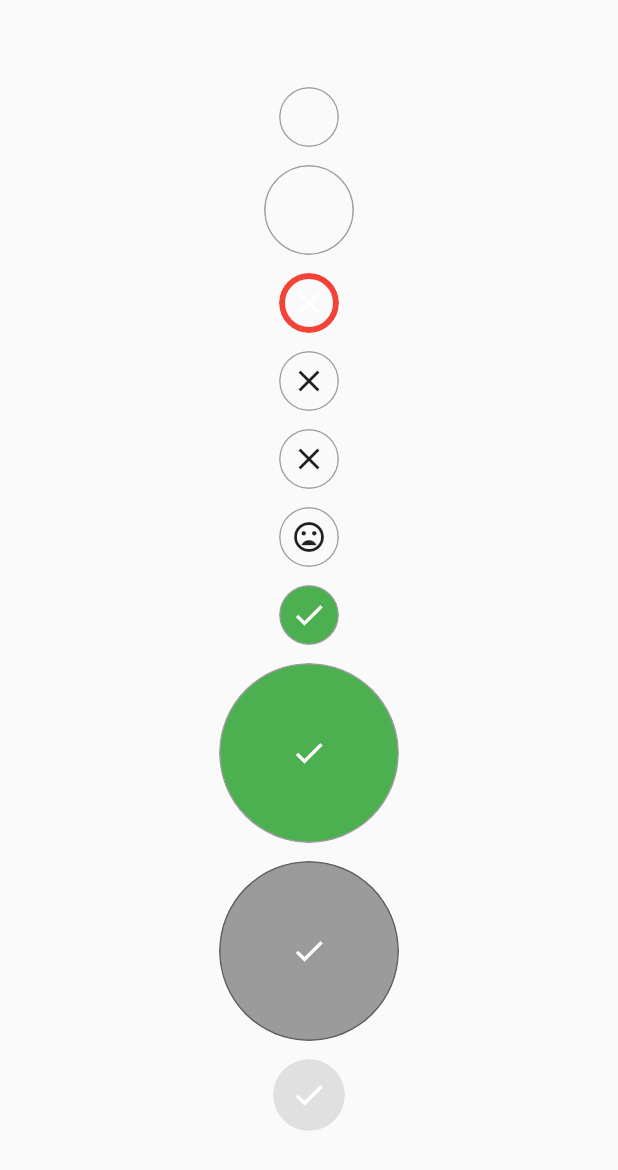
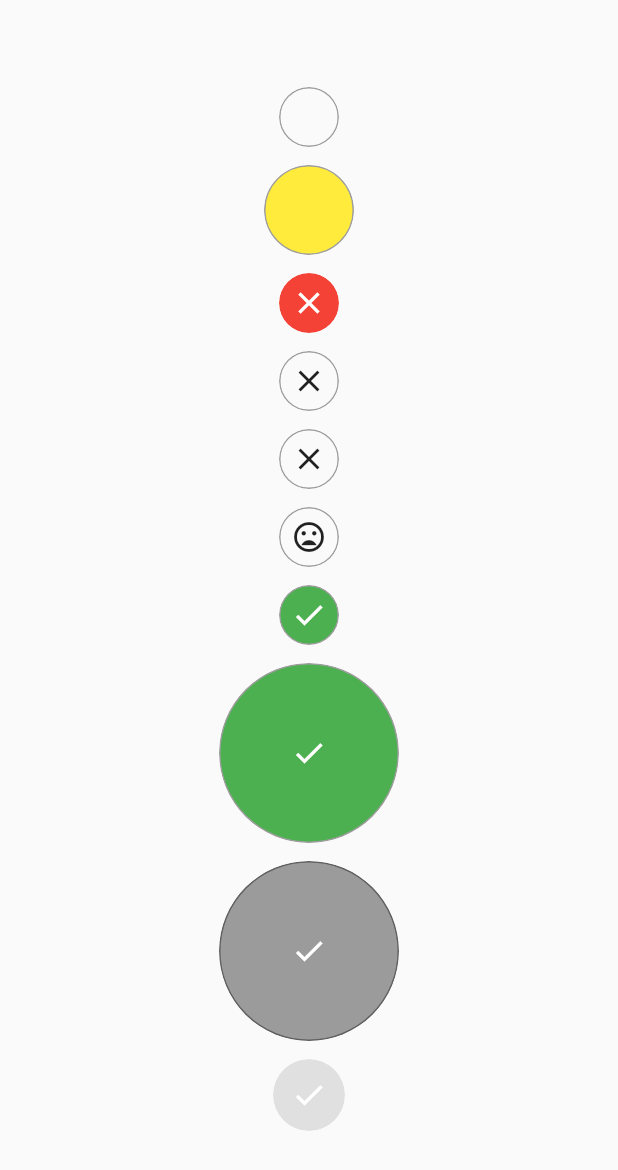
Before and after one commit to rodrigobastosv/round_check_box, a Flutter app: the screen it shows after launch, on a phone screen of 412 x 824 dp. Shown: the top 1170 px of the screen. Run offline on Flutter 3.47's test engine with Material 2 defaults, Android fonts, the phone set to English and light mode, and no system bars.

Commit message:
fixing bug

```diff
--- a/lib/src/round_check_box.dart
+++ b/lib/src/round_check_box.dart
@@ -72,6 +72,7 @@ class _RoundCheckBoxState extends State<RoundCheckBox> {
     animationDuration = widget.animationDuration ?? Duration(milliseconds: 500);
     size = widget.size ?? 40.0;
     checkedColor = widget.checkedColor ?? Colors.green;
+    uncheckedColor = widget.uncheckedColor;
     borderColor = widget.borderColor ?? Colors.grey;
     checkedWidget =
         widget.checkedWidget ?? Icon(Icons.check, color: Colors.white);
--- a/pubspec.yaml
+++ b/pubspec.yaml
@@ -1,6 +1,6 @@
 name: roundcheckbox
 description: Package to make easier the proccess of creating a round circle box. The component created is fully customizable to your needs.
-version: 2.0.3+1
+version: 2.0.4
 homepage: https://github.com/rodrigobastosv/round_check_box
 
 environment:
```
Also changed, not shown: 1 other file.
